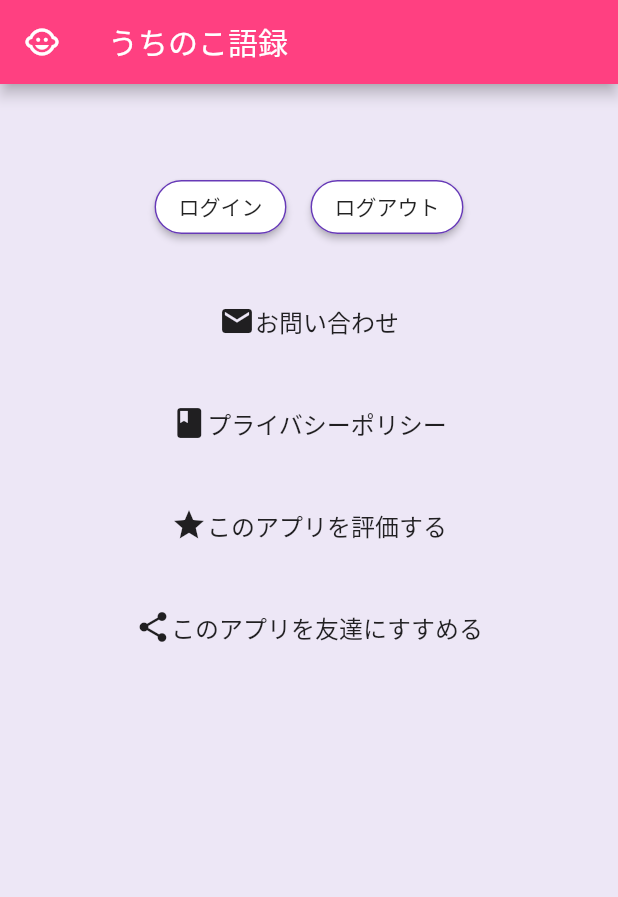
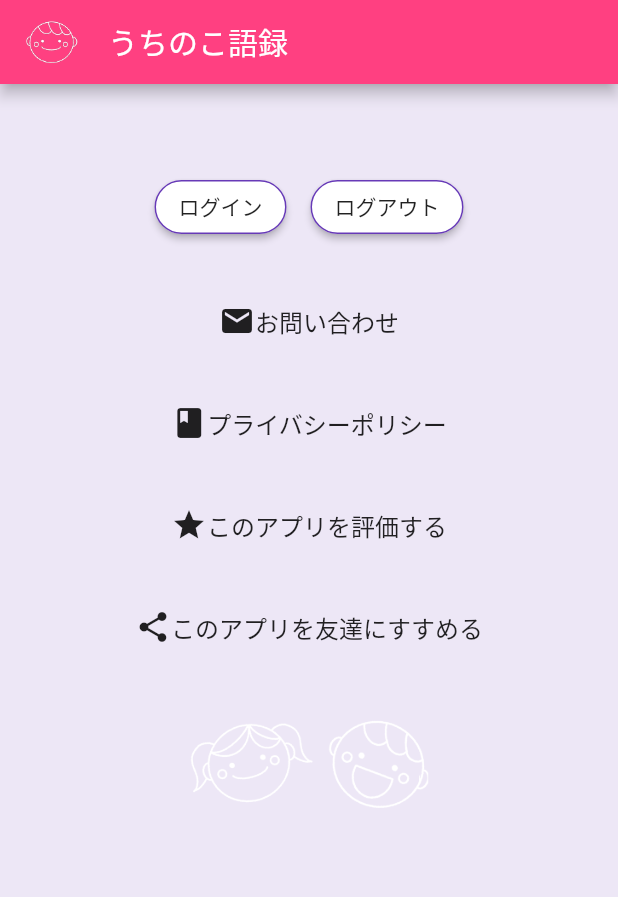
Before and after one commit to megumikanX/my_child_record, a Flutter app: the screen it shows after launch, item 3 of the bottom bar chosen, after a tap on "お問い合わせ", on a phone screen of 412 x 824 dp. Shown: the top 897 px of the screen. Run offline on Flutter 3.47's test engine with Material 2 defaults, Android fonts, the phone set to English and light mode, and no system bars; our stand-ins replace awesome_dialog, cloud_firestore, device_info, firebase_auth, flutter_signin_button, google_sign_in and 1 more; missing offline and left inert: apple_sign_in, flutter_share, launch_review; accounts and stored records are empty; Roboto replaces fonts that are missing (TypeGothic).

Commit message:
アイコン設定

```diff
--- a/lib/main.dart
+++ b/lib/main.dart
@@ -73,7 +73,13 @@ class _MainPageState extends State<MainPageWidget> {
     return Scaffold(
       backgroundColor: Colors.deepPurple[50],
       appBar: AppBar(
-        leading: Icon(Icons.child_care),
+        //leading: Icon(Icons.child_care),
+        leading: Padding(
+          padding: const EdgeInsets.fromLTRB(12.0, 0.0, 0.0, 0.0),
+          child: Image(
+            image: AssetImage('images/face1.png'),
+          ),
+        ),
         title: const Text('うちのこ語録'),
         backgroundColor: Colors.pinkAccent,
       ),
--- a/lib/publicListScreen.dart
+++ b/lib/publicListScreen.dart
@@ -80,6 +80,7 @@ class PublicListPageWidgetState extends State<PublicListPageWidget> {
     }
 
     try {
+      print('getAllWords');
       final words = await query.limit(100).getDocuments();
       for (var word in words.documents) {
         Map record = word.data;
--- a/lib/settingScreen.dart
+++ b/lib/settingScreen.dart
@@ -133,7 +133,11 @@ class PageWidget extends StatelessWidget {
             padding: EdgeInsets.only(top: 20.0),
             child: FlatButton(
               onPressed: () {
-                launchURL('https://flutter.dev');
+                String email = 'megumikan.works@gmail.com';
+                String subject = Uri.encodeComponent('aaa');
+                String body = Uri.encodeComponent('bbb.');
+                String url = 'mailto:$email?subject=$subject&body=$body';
+                launchURL(url);
               },
               child: Row(
                 mainAxisAlignment: MainAxisAlignment.center,
@@ -212,6 +216,16 @@ class PageWidget extends StatelessWidget {
               ),
             ),
           ),
+          Padding(
+            padding: const EdgeInsets.only(top: 20.0),
+            child: SizedBox(
+              width: 200.0,
+              height: 100.0,
+              child: Image(
+                image: AssetImage('images/back.png'),
+              ),
+            ),
+          ),
         ],
       ),
     );
```
Also changed, not shown: pubspec.yaml (+10 -3 lines), images/back.png (added), images/face1.png (added), images/icon.png (added), images/loading.png (added), images/photo.png (deleted), pubspec.lock, 6 other files.
